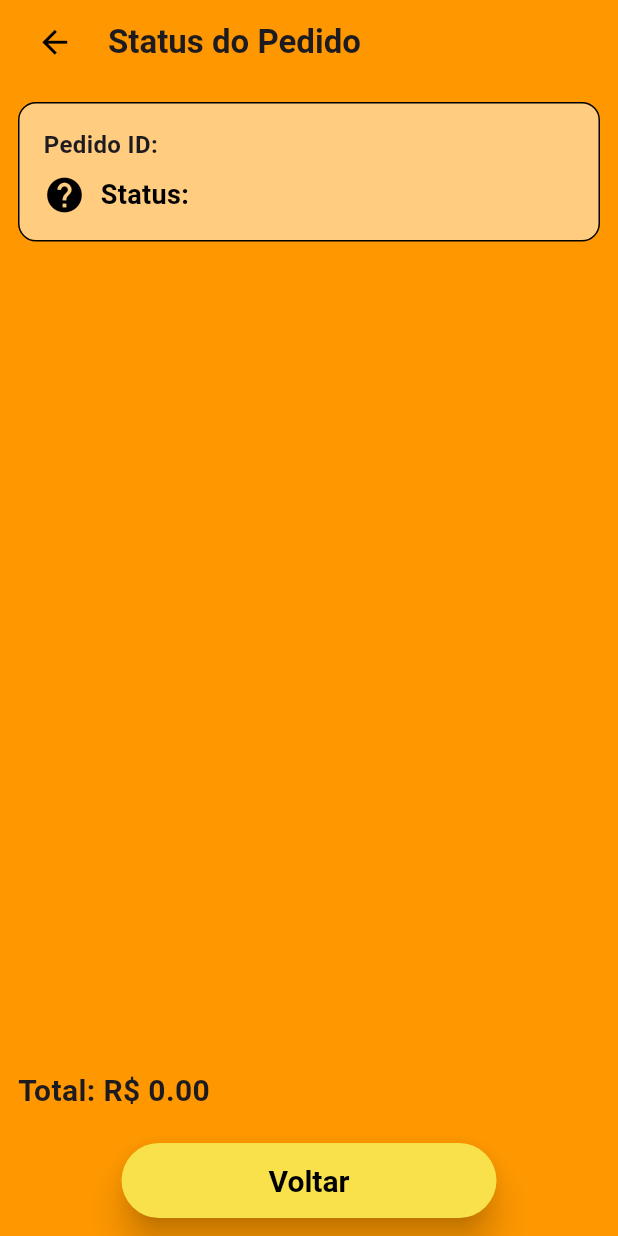
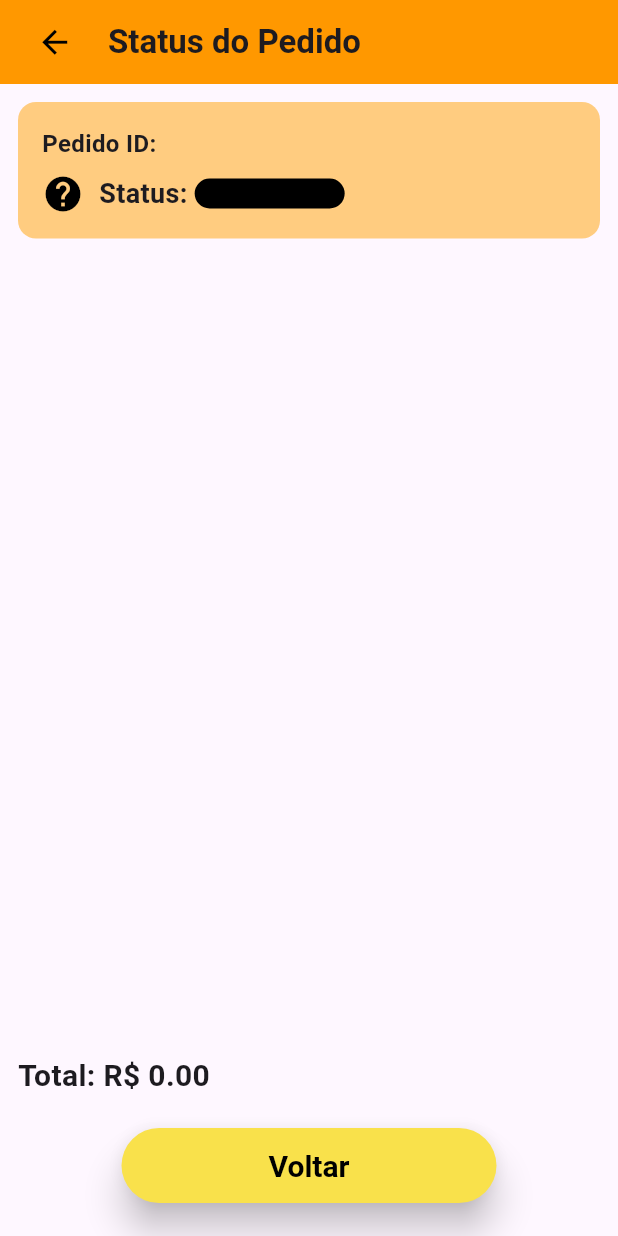
Before and after one commit to kelisbatista/Action-Food, a Flutter app: the StatusPedido screen opened directly with empty values, on a phone screen of 412 x 824 dp. Run offline on Flutter 3.47's test engine with Material 3 defaults, Android fonts, the light colour scheme and no system bars; our stand-ins replace cloud_firestore, firebase_auth, firebase_core; accounts and stored records are empty.

Commit message:
'alteracoes'

```diff
--- a/mobile/lib/main.dart
+++ b/mobile/lib/main.dart
@@ -2,6 +2,7 @@ import 'package:action_food/view/cadastro.dart';
 import 'package:action_food/view/carrinho.dart';
 import 'package:action_food/view/configUsuario.dart';
 import 'package:action_food/view/login.dart';
+import 'package:action_food/view/pedidos.dart';
 import 'package:action_food/view/principal.dart';
 import 'package:action_food/view/telaInicial.dart';
 import 'package:flutter/material.dart';
@@ -31,7 +32,7 @@ class MyApp extends StatelessWidget {
         '/principal': (_) => const Principal(),
         '/carrinho': (_) => Carrinho(itensCarrinho: []),
         '/configuracoes': (_) => ConfigUsuario(),
-        '/configuracao': (_) => ConfigUsuario(),
+        '/pedidos': (_) => const Pedidos(),
       },
     );
   }
--- a/mobile/lib/pedidoService.dart
+++ b/mobile/lib/pedidoService.dart
@@ -19,6 +19,7 @@ class PedidoService {
       'total': total,
       'status_pedido': 'criando', // status inicial
       'createdAt': FieldValue.serverTimestamp(),
+      'estabId' : itens.isNotEmpty ? itens[0]['estabId'] : null,
     });
 
     return orderId;
--- a/mobile/lib/view/statusPedido.dart
+++ b/mobile/lib/view/statusPedido.dart
@@ -52,7 +52,6 @@ class StatusPedido extends StatelessWidget {
         FirebaseFirestore.instance.collection('orders').doc(idPedido);
 
     return Scaffold(
-      backgroundColor: Colors.orange[500],
       appBar: AppBar(
         backgroundColor: Colors.orange[500],
         title: const Text(
@@ -96,7 +95,6 @@ class StatusPedido extends StatelessWidget {
                   padding: const EdgeInsets.all(16),
                   decoration: BoxDecoration(
                     color: Colors.orange[200],
-                    border: Border.all(color: Colors.black),
                     borderRadius: BorderRadius.circular(12),
                   ),
                   child: Column(
@@ -111,12 +109,26 @@ class StatusPedido extends StatelessWidget {
                           Icon(iconeDoStatus(status),
                               color: corDoStatus(status), size: 28),
                           const SizedBox(width: 10),
-                          Text(
-                            'Status: ${status.toUpperCase()}',
+                          Text('Status: ',
+                              style: const TextStyle(
+                                  fontSize: 18, fontWeight: FontWeight.bold)),
+
+                          Container(
+                            height: 20,
+                            width: 100,
+                              decoration: BoxDecoration(
+                              color: corDoStatus(status),
+                              borderRadius: BorderRadius.circular(12),
+                            ),
+                            child: Text(
+                              textAlign: TextAlign.center,
+                              '${status.toUpperCase()}',
                               style: TextStyle(
-                              fontSize: 18,
+                                letterSpacing: 1.2,
+                                fontSize: 15,
                                 fontWeight: FontWeight.bold,
-                              color: corDoStatus(status),
+                                color: Colors.black,
+                              ),
                             ),
                           ),
                         ],
@@ -143,7 +155,6 @@ class StatusPedido extends StatelessWidget {
                       return Container(
                         decoration: BoxDecoration(
                           color: Colors.orange[200],
-                          border: Border.all(color: Colors.black),
                           borderRadius: BorderRadius.circular(12),
                         ),
                         margin: const EdgeInsets.symmetric(
@@ -189,7 +200,9 @@ class StatusPedido extends StatelessWidget {
                 const SizedBox(height: 20),
 
                 // Botão voltar
-                Center(
+                Padding(
+                  padding: const EdgeInsets.only(bottom: 10),
+                  child: Center(
                     child: ElevatedButton(
                       style: ElevatedButton.styleFrom(
                         shadowColor: Colors.black,
@@ -207,6 +220,7 @@ class StatusPedido extends StatelessWidget {
                       child: const Text('Voltar'),
                     ),
                   ),
+                ),
               ],
             ),
           );
```
Also changed, not shown: mobile/lib/view/carrinho.dart (+4 -4 lines), mobile/lib/view/configUsuario.dart (+14 -2 lines), mobile/lib/view/pagEstabelecimento.dart (+2 -16 lines), mobile/lib/view/pedidos.dart (added, +49 -0 lines), mobile/lib/view/principal.dart (+2 -14 lines). Lines whose indentation alone changed are shown as unchanged.
